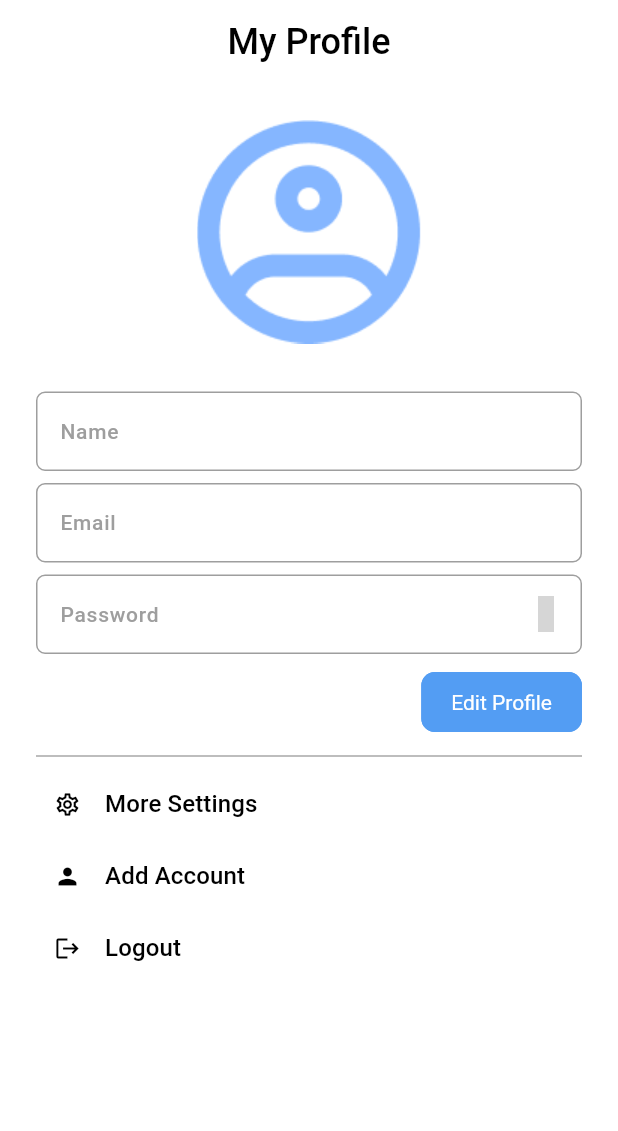
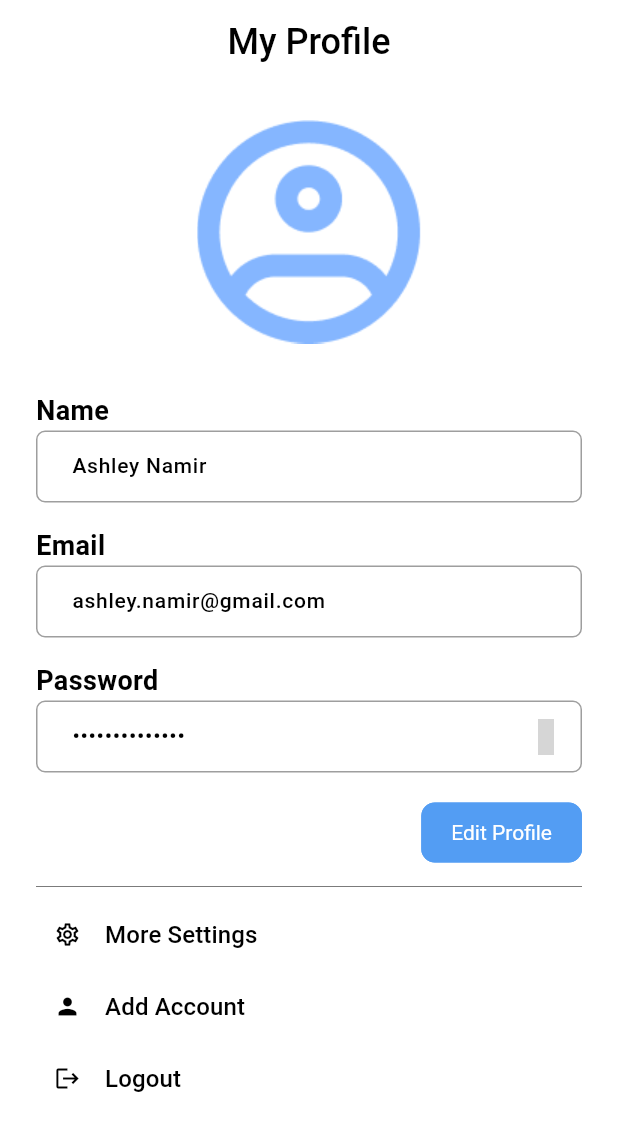
Before and after one commit to zyrridian/beyond-words, a Flutter app: the ProfileScreen screen opened directly, on a phone screen of 412 x 824 dp. Shown: the top 1131 px of the screen. Run offline on Flutter 3.47's test engine with Material 3 defaults, Android fonts, the phone set to English and light mode, and no system bars; our stand-ins replace camera, flick_video_player, get, get_storage, iconsax, logger and 3 more; accounts and stored records are empty; Roboto replaces fonts that are missing (Poppins); grey boxes are pictures that could not be loaded.

Commit message:
edit profile screen and add translator screen with camera

```diff
--- a/lib/features/authentication/screens/login/widgets/login_form.dart
+++ b/lib/features/authentication/screens/login/widgets/login_form.dart
@@ -26,6 +26,9 @@ class ZLoginForm extends StatelessWidget {
 
             /// Password
             TextFormField(
+              obscureText: true,
+              enableSuggestions: false,
+              autocorrect: false,
               decoration: const InputDecoration(
                 labelText: 'Password',
                 suffixIcon: Icon(Iconsax.eye_slash),
--- a/lib/features/personalization/screens/profile/profile.dart
+++ b/lib/features/personalization/screens/profile/profile.dart
@@ -34,22 +34,50 @@ class ProfileScreen extends StatelessWidget {
               const Image(image: AssetImage(ZImages.emptyProfile)),
               const SizedBox(height: ZSizes.spaceBetweenSections),
 
+              Column(
+                crossAxisAlignment: CrossAxisAlignment.start,
+                children: [
                   /// Name
-              TextFormField(decoration: const InputDecoration(labelText: 'Name')),
-              const SizedBox(height: ZSizes.spaceBetweenItems / 2),
+                  const Text('Name', style: TextStyle(fontSize: 18, fontWeight: FontWeight.bold)),
+                  TextFormField(
+                    // enabled: false,
+                    initialValue: 'Ashley Namir',
+                    decoration: const InputDecoration(
+                      hintText: 'Name',
+                      contentPadding: EdgeInsets.only(left: 20, right: 20, top: 8, bottom: 8),
+                    ),
+                  ),
+                  const SizedBox(height: ZSizes.spaceBetweenItems),
 
                   /// Email
-              TextFormField(decoration: const InputDecoration(labelText: 'Email')),
-              const SizedBox(height: ZSizes.spaceBetweenItems / 2),
+                  const Text('Email', style: TextStyle(fontSize: 18, fontWeight: FontWeight.bold)),
+                  TextFormField(
+                    // enabled: false,
+                    initialValue: 'ashley.namir@gmail.com',
+                    decoration: const InputDecoration(
+                      hintText: 'Email',
+                      contentPadding: EdgeInsets.only(left: 20, right: 20, top: 8, bottom: 8),
+                    ),
+                  ),
+                  const SizedBox(height: ZSizes.spaceBetweenItems),
 
                   /// Password
+                  const Text('Password', style: TextStyle(fontSize: 18, fontWeight: FontWeight.bold)),
                   TextFormField(
+                    // enabled: false,
+                    obscureText: true,
+                    enableSuggestions: false,
+                    autocorrect: false,
+                    initialValue: 'thisispassword',
                     decoration: const InputDecoration(
-                  labelText: 'Password',
+                      hintText: 'Password',
+                      contentPadding: EdgeInsets.only(left: 20, right: 20, top: 8, bottom: 8),
                       suffixIcon: Icon(Iconsax.eye_slash),
                     ),
                   ),
-              const SizedBox(height: ZSizes.spaceBetweenItems / 2),
+                  const SizedBox(height: ZSizes.spaceBetweenItems),
+                ],
+              ),
 
               /// Button
               Align(
@@ -67,9 +95,10 @@ class ProfileScreen extends StatelessWidget {
                     textStyle: const TextStyle(
                       fontSize: 16,
                       color: Colors.white,
-                          fontWeight: FontWeight.w400),
-                      shape: RoundedRectangleBorder(
-                          borderRadius: BorderRadius.circular(9))),
+                      fontWeight: FontWeight.w400,
+                    ),
+                    shape: RoundedRectangleBorder(borderRadius: BorderRadius.circular(9)),
+                  ),
                   child: const Text('Edit Profile', style: TextStyle(fontSize: 14)),
                 ),
               ),
@@ -93,6 +122,7 @@ class ProfileScreen extends StatelessWidget {
                       ],
                     ),
                   ),
+
                   /// Add Account
                   TextButton(
                     onPressed: () {},
@@ -105,6 +135,7 @@ class ProfileScreen extends StatelessWidget {
                       ],
                     ),
                   ),
+
                   /// Logout
                   TextButton(
                     onPressed: () {},
--- a/lib/navigation_menu.dart
+++ b/lib/navigation_menu.dart
@@ -1,5 +1,6 @@
 import 'package:beyond_words/features/learning/screens/learning/learning.dart';
 import 'package:beyond_words/features/personalization/screens/profile/profile.dart';
+import 'package:beyond_words/features/translator/screens/translator.dart';
 import 'package:beyond_words/utils/constants/colors.dart';
 import 'package:beyond_words/utils/helpers/helper_functions.dart';
 import 'package:flutter/material.dart';
@@ -20,7 +21,7 @@ class NavigationMenu extends StatelessWidget {
       floatingActionButtonLocation: FloatingActionButtonLocation.centerDocked,
       floatingActionButton: ClipOval(
         child: FloatingActionButton(
-          onPressed: () {},
+          onPressed: () => Get.to(() => const TranslatorScreen()),
           backgroundColor: ZColors.blue,
           foregroundColor: Colors.white,
           elevation: 0,
--- a/lib/utils/constants/colors.dart
+++ b/lib/utils/constants/colors.dart
@@ -74,6 +74,7 @@ class ZColors {
 
   // Neutral Shades
   static const Color black = Color(0xFF232323);
+  static const Color lightBlack = Color(0xFF545454);
   static const Color darkerGrey = Color(0xFF4F4F4F);
   static const Color darkGrey = Color(0xFF939393);
   static const Color grey = Color(0xFFE0E0E0);
--- a/pubspec.yaml
+++ b/pubspec.yaml
@@ -50,6 +50,9 @@ dependencies:
   video_player: ^2.8.6
   flick_video_player: ^0.8.0
   table_calendar: ^3.1.1
+  camera: ^0.10.6
+#  tflite: ^1.1.2
+  tflite_flutter: ^0.10.4
 
 dev_dependencies:
   flutter_test:
@@ -77,6 +80,7 @@ flutter:
   assets:
     - assets/images/
     - assets/videos/
+    - assets/ml/
     # - images/a_dot_ham.jpeg
 
   # An image asset can refer to one or more resolution-specific "variants", see
```
Also changed, not shown: lib/features/translator/screens/translator.dart (added, +139 -0 lines), lib/main.dart (+6 -1 lines), pubspec.lock, 2 other files. Lines whose indentation alone changed are shown as unchanged.
